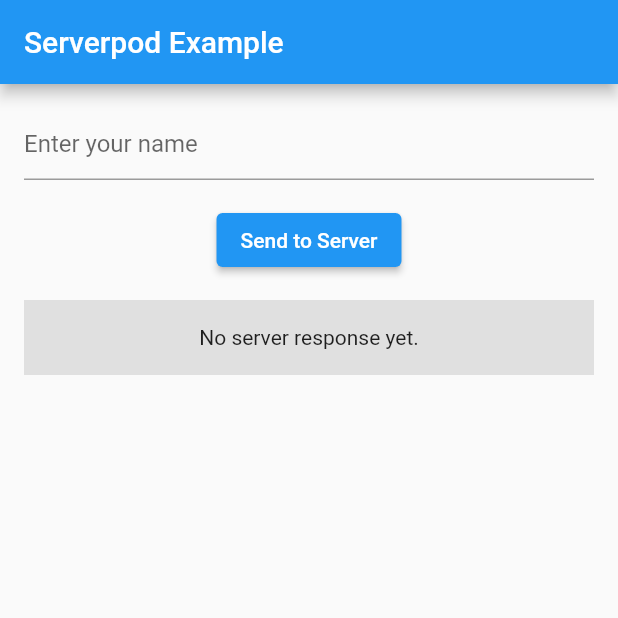
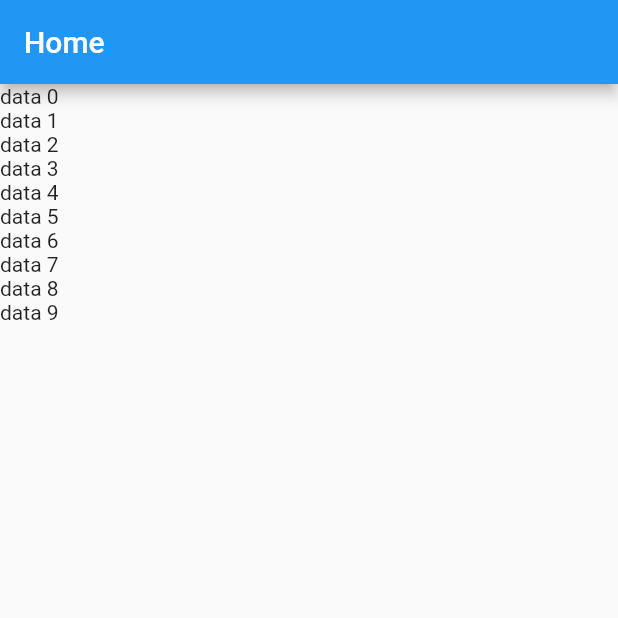
Before and after one commit to soton371/artikool, a Flutter app: the screen it shows after launch, on a phone screen of 412 x 824 dp, the top half of it. Run offline on Flutter 3.47's test engine with Material 2 defaults, Android fonts, the phone set to English and light mode, and no system bars; missing offline and left inert: serverpod, serverpod_client, serverpod_flutter.

Commit message:
home screen

```diff
--- a/artikool_flutter/lib/main.dart
+++ b/artikool_flutter/lib/main.dart
@@ -1,4 +1,5 @@
 import 'package:artikool_client/artikool_client.dart';
+import 'package:artikool_flutter/screens/home.dart';
 import 'package:flutter/material.dart';
 import 'package:serverpod_flutter/serverpod_flutter.dart';
 
@@ -24,7 +25,8 @@
       theme: ThemeData(
         primarySwatch: Colors.blue,
       ),
-      home: const MyHomePage(title: 'Serverpod Example'),
+      // home: const MyHomePage(title: 'Serverpod Example'),
+      home: const HomeScreen(),
     );
   }
 }
@@ -87,6 +89,7 @@
     }
   }
 
+  //fetch artical
   fetchArticel()async{
     try {
       var result = await client.artikool.getArticles(keyword: _textEditingController.text);
@@ -127,7 +130,6 @@
               padding: const EdgeInsets.only(bottom: 16.0),
               child: ElevatedButton(
                 onPressed: fetchArticel,
-                // onPressed: _callHello,
                 child: const Text('Send to Server'),
               ),
             ),
--- /dev/null
+++ b/artikool_flutter/lib/screens/home.dart
@@ -0,0 +1,25 @@
+
+import 'package:flutter/material.dart';
+
+class HomeScreen extends StatefulWidget {
+  const HomeScreen({super.key});
+
+  @override
+  State<HomeScreen> createState() => _HomeScreenState();
+}
+
+class _HomeScreenState extends State<HomeScreen> {
+  @override
+  Widget build(BuildContext context) {
+    return Scaffold(
+      appBar: AppBar(
+        title: const Text('Home'),
+      ),
+
+      body: ListView.builder(
+        itemCount: 10,
+        itemBuilder: (context, index) => Text('data $index')
+      ),
+    );
+  }
+}
```
